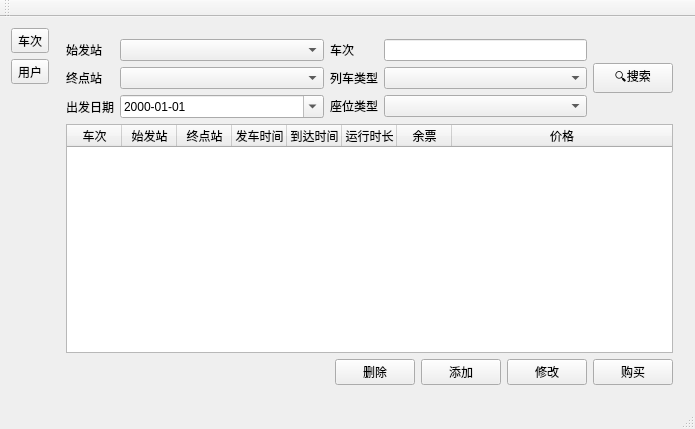
jameswhqi/12307, file MainProgram/mainwindow.ui: the form before one commit.
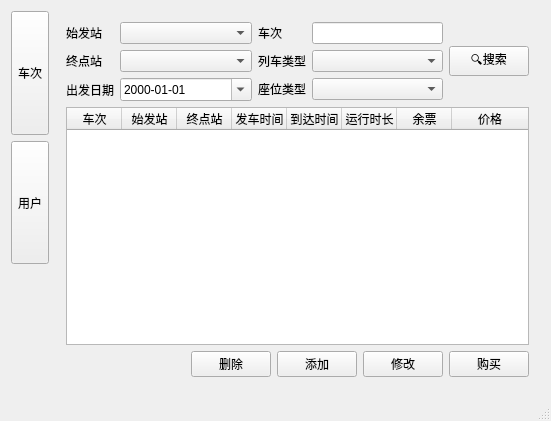
The form after the commit.

```diff
--- a/MainProgram/mainwindow.ui
+++ b/MainProgram/mainwindow.ui
@@ -6,8 +6,8 @@
    <rect>
     <x>0</x>
     <y>0</y>
-    <width>695</width>
-    <height>429</height>
+    <width>551</width>
+    <height>421</height>
    </rect>
   </property>
   <property name="windowTitle">
@@ -19,6 +19,12 @@
      <layout class="QVBoxLayout" name="verticalLayout">
       <item>
        <widget class="QToolButton" name="train_btm">
+        <property name="sizePolicy">
+         <sizepolicy hsizetype="Fixed" vsizetype="Expanding">
+          <horstretch>0</horstretch>
+          <verstretch>0</verstretch>
+         </sizepolicy>
+        </property>
         <property name="text">
          <string>车次</string>
         </property>
@@ -26,6 +32,12 @@
       </item>
       <item>
        <widget class="QToolButton" name="user_btm">
+        <property name="sizePolicy">
+         <sizepolicy hsizetype="Fixed" vsizetype="Expanding">
+          <horstretch>0</horstretch>
+          <verstretch>0</verstretch>
+         </sizepolicy>
+        </property>
         <property name="text">
          <string>用户</string>
         </property>
@@ -728,14 +740,6 @@
     </rect>
    </property>
   </widget>
-  <widget class="QToolBar" name="mainToolBar">
-   <attribute name="toolBarArea">
-    <enum>TopToolBarArea</enum>
-   </attribute>
-   <attribute name="toolBarBreak">
-    <bool>false</bool>
-   </attribute>
-  </widget>
   <widget class="QStatusBar" name="statusBar"/>
  </widget>
  <layoutdefault spacing="6" margin="11"/>
```
Left out of the diff: 2 changed lines with no effect on the pictures.
